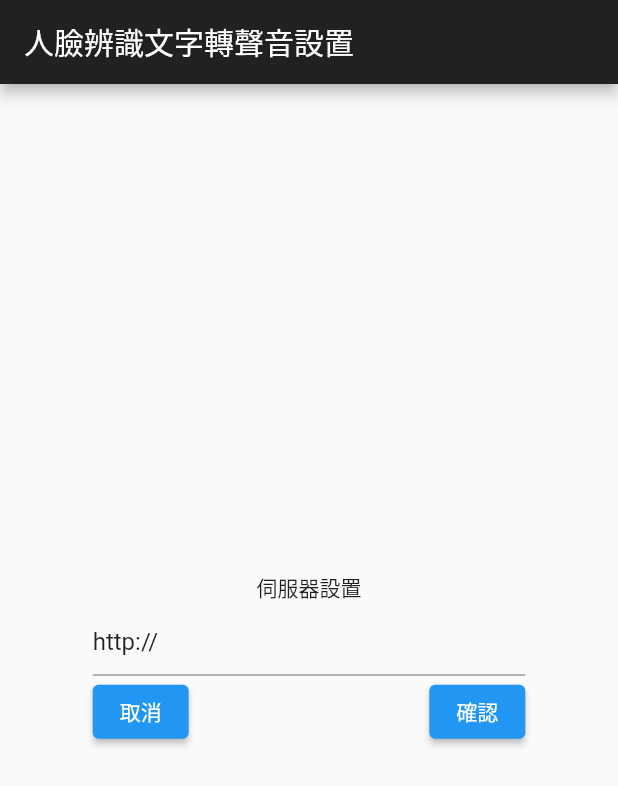
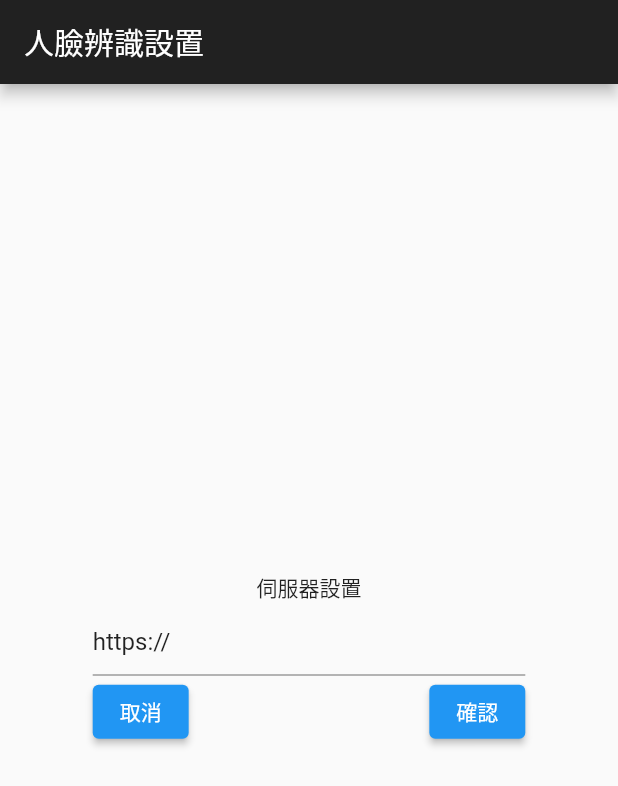
Before and after one commit to CPMoviePHil/pusher, a Flutter app: the screen it shows after launch, after a tap on "設置", after a tap on "手動新增", on a phone screen of 412 x 824 dp. Shown: the top 786 px of the screen. Run offline on Flutter 3.47's test engine with Material 2 defaults, Android fonts, the phone set to English and light mode, and no system bars; our stand-ins replace audioplayers, bloc, equatable, flutter_bloc, flutter_tts, shared_preferences; missing offline and left inert: pushy_flutter.

```diff
--- /dev/null
+++ b/lib/blocs/application/application_bloc.dart
@@ -0,0 +1,42 @@
+import 'dart:async';
+
+import 'package:bloc/bloc.dart';
+import 'package:equatable/equatable.dart';
+import 'package:push_ilolly/blocs/token/token_bloc.dart';
+import 'package:push_ilolly/prefs/utils.dart';
+import 'package:shared_preferences/shared_preferences.dart';
+import 'package:push_ilolly/values.dart';
+
+part 'application_event.dart';
+part 'application_state.dart';
+
+class ApplicationBloc extends Bloc<ApplicationEvent, ApplicationState> {
+
+  ApplicationBloc() : super(ApplicationInitial());
+
+  @override
+  Stream<ApplicationState> mapEventToState(
+    ApplicationEvent event,
+  ) async* {
+    if (event is GetApplicationEvent) {
+      TokenBloc tokenBloc = TokenBloc();
+      Prefs.preferences = await SharedPreferences.getInstance();
+      Values.ttsSetting = Prefs.preferences.getBool('ttsSetting');
+      Values.server = Prefs.preferences.getString('server');
+      Values.serial = Prefs.preferences.getString('serial');
+      Values.deviceToken = Prefs.preferences.getString('deviceToken');
+      yield ApplicationSetupCompleted();
+      if (Values.ttsSetting == null) {
+        tokenBloc.add(CompletedToken(deviceToken: Values.deviceToken,));
+      } else {
+        if (Values.ttsSetting) {
+          tokenBloc.add(NeedToSetToken());
+        }
+      }
+     }
+    if (event is BeforeGetApplicationEvent) {
+      yield ApplicationSetting();
+      add(GetApplicationEvent());
+    }
+  }
+}
--- /dev/null
+++ b/lib/blocs/application/application_event.dart
@@ -0,0 +1,12 @@
+part of 'application_bloc.dart';
+
+abstract class ApplicationEvent extends Equatable {
+  const ApplicationEvent();
+  @override
+  // TODO: implement props
+  List<Object> get props => [];
+}
+
+class GetApplicationEvent extends ApplicationEvent {}
+
+class BeforeGetApplicationEvent extends ApplicationEvent {}
--- /dev/null
+++ b/lib/blocs/application/application_state.dart
@@ -0,0 +1,13 @@
+part of 'application_bloc.dart';
+
+abstract class ApplicationState extends Equatable {
+  const ApplicationState();
+  @override
+  List<Object> get props => [];
+}
+
+class ApplicationInitial extends ApplicationState {}
+
+class ApplicationSetting extends ApplicationState {}
+
+class ApplicationSetupCompleted extends ApplicationState {}
--- a/lib/blocs/token/token_bloc.dart
+++ b/lib/blocs/token/token_bloc.dart
@@ -13,8 +13,11 @@ class TokenBloc extends Bloc<TokenEvent, TokenState> {
   Stream<TokenState> mapEventToState(
     TokenEvent event,
   ) async* {
-    if (event is SetToken) {
-      yield TokenSet();
+    if (event is NeedToSetToken) {
+      yield TokenInitial();
+    }
+    if (event is CompletedToken) {
+      yield TokenFinished();
     }
     if (event is ToSetToken) {
       yield TokenSetting();
--- a/lib/blocs/token/token_event.dart
+++ b/lib/blocs/token/token_event.dart
@@ -8,6 +8,13 @@ abstract class TokenEvent extends Equatable {
   // TODO: implement props
   List<Object> get props => [];
 }
+
+class NeedToSetToken extends TokenEvent {}
+
 class ToSetToken extends TokenEvent {}
 
-class SetToken extends TokenEvent {}
+class CompletedToken extends TokenEvent {
+  final String deviceToken;
+
+  CompletedToken({this.deviceToken});
+}
--- a/lib/blocs/token/token_state.dart
+++ b/lib/blocs/token/token_state.dart
@@ -10,8 +10,9 @@ class TokenInitial extends TokenState {}
 
 class TokenSetting extends TokenState {}
 
-class TokenSet extends TokenState {
+class TokenFinished extends TokenState {
   final String deviceToken;
 
-  TokenSet({this.deviceToken});
+  TokenFinished({this.deviceToken});
 }
+class TokenSetupCompleted extends TokenState {}
--- a/lib/main.dart
+++ b/lib/main.dart
@@ -1,16 +1,20 @@
 import 'package:flutter/material.dart';
 import 'dart:io' show Platform;
+
 import 'dart:async';
 import 'package:audioplayers/audioplayers.dart';
 import 'package:flutter/services.dart';
 import 'package:flutter_bloc/flutter_bloc.dart';
+import 'package:push_ilolly/blocs/application/application_bloc.dart';
 import 'package:push_ilolly/blocs/resource/resource_bloc.dart';
 import 'package:push_ilolly/blocs/server/server_bloc.dart';
 import 'package:push_ilolly/blocs/token/token_bloc.dart';
-import 'package:push_ilolly/devices.dart';
+import 'package:push_ilolly/choices.dart';
 import 'package:push_ilolly/values.dart';
 import 'package:pushy_flutter/pushy_flutter.dart';
 import 'package:flutter_tts/flutter_tts.dart';
+
+import 'blocs/observer.dart';
 
 FlutterTts flutterTts = FlutterTts();
 
@@ -66,14 +70,16 @@ class PushyDemo extends StatefulWidget {
 }
 
 class _PushyDemoState extends State<PushyDemo> {
-  String _deviceToken = 'Loading...';
-  String _instruction = '(please wait)';
   TextEditingController textEditingController;
 
   @override
   void initState() {
+    Bloc.observer = SimpleBlocObserver();
+    final appBloc = ApplicationBloc();
+    appBloc.add(BeforeGetApplicationEvent());
+    initPlatformState();
     super.initState();
-    initPlatformState();
+    //initPlatformState();
   }
 
   Future<void> playMusic(url) async {
@@ -89,20 +95,10 @@ class _PushyDemoState extends State<PushyDemo> {
     try {
       String deviceToken = await Pushy.register();
       print('Device token: $deviceToken');
-      setState(() {
-        _deviceToken = deviceToken;
-        _instruction =
-            Platform.isAndroid ? '(copy from logcat)' : '(copy from console)';
-      });
+      Values.deviceToken = deviceToken;
     } on PlatformException catch (error) {
       // Print to console/logcat
       print('Error: ${error.message}');
-
-      // Show error
-      setState(() {
-        _deviceToken = 'Registration failed';
-        _instruction = '(restart app to try again)';
-      });
     }
     Pushy.setNotificationListener(backgroundNotificationListener);
     Pushy.setNotificationClickListener((Map<String, dynamic> data) {
@@ -138,7 +134,7 @@ class _PushyDemoState extends State<PushyDemo> {
           Padding(
             padding: const EdgeInsets.all(10),
             child: Text(
-              _deviceToken,
+              Values.server,
               style: TextStyle(
                 fontWeight: FontWeight.bold,
                 fontSize: 18,
@@ -146,11 +142,26 @@ class _PushyDemoState extends State<PushyDemo> {
               ),
             ),
           ),
-          Text(
-            _instruction,
+          Padding(
+            padding: const EdgeInsets.all(10),
+            child: Text(
+              Values.serial,
               style: TextStyle(
-              fontSize: 13,
-              color: Colors.grey[600],
+                fontWeight: FontWeight.bold,
+                fontSize: 18,
+                color: Colors.grey[700],
+              ),
+            ),
+          ),
+          Padding(
+            padding: const EdgeInsets.all(10),
+            child: Text(
+              Values.deviceToken,
+              style: TextStyle(
+                fontWeight: FontWeight.bold,
+                fontSize: 18,
+                color: Colors.grey[700],
+              ),
             ),
           ),
         ],
@@ -160,9 +171,38 @@ class _PushyDemoState extends State<PushyDemo> {
 
   @override
   Widget build(BuildContext context) {
-    return Scaffold(
+    return WillPopScope(
+      onWillPop: () async {
+        return await showDialog(
+          context: context,
+          builder: (context) {
+            return AlertDialog(
+              title: Text('離開程式'),
+              content: Text("確定離開程式嗎?"),
+              actionsPadding: EdgeInsets.symmetric(
+                horizontal: 20,
+              ),
+              actions: [
+                ElevatedButton(
+                  child: Text('取消'),
+                  onPressed: () {
+                    Navigator.of(context).pop(false);
+                  },
+                ),
+                ElevatedButton(
+                  child: Text('確定'),
+                  onPressed: () {
+                    Navigator.of(context).pop(true);
+                  },
+                ),
+              ],
+            );
+          },
+        );
+      },
+      child:  Scaffold(
         appBar: AppBar(
-        title: const Text('人臉辨識文字轉聲音設置'),
+          title: const Text('人臉辨識設置'),
         ),
         body: Builder(
           builder: (context) => BlocProvider(
@@ -204,9 +244,12 @@ class _PushyDemoState extends State<PushyDemo> {
                         child: BlocBuilder<ServerBloc, ServerState>(
                           builder: (context, state) {
                             final serverBloc = BlocProvider.of<ServerBloc>(context);
-                          final resourceBloc = BlocProvider.of<ResourceBloc>(context);
                             if (state is ServerFromField) {
-                            textEditingController = TextEditingController(text: "http://",);
+                              if (Values.server == null) {
+                                textEditingController = TextEditingController(text: "https://",);
+                              } else {
+                                textEditingController = TextEditingController(text: "${Values.server}",);
+                              }
                               return Column(
                                 children: [
                                   Row(
@@ -239,13 +282,12 @@ class _PushyDemoState extends State<PushyDemo> {
                                         ElevatedButton(
                                           onPressed: () {
                                             Values.server = textEditingController.text;
-                                          //resourceBloc.add(ResourceBeforeFetch());
                                             Navigator.push(
                                               context,
                                               MaterialPageRoute(
-                                              builder: (context) => Devices(),
+                                                builder: (context) => Choice(),
                                               ),
-                                          );
+                                            ).then((value) => setState((){}));
                                           },
                                           child: Text(
                                             "確認",
@@ -261,6 +303,7 @@ class _PushyDemoState extends State<PushyDemo> {
                               mainAxisAlignment: MainAxisAlignment.center,
                               children: [
                                 DropdownButton<String>(
+                                  hint: Text('${Values.server??''}'),
                                   items: <String>[
                                     'https://ilolly.shoesconn.com',
                                   ].map((String value) {
@@ -271,13 +314,12 @@ class _PushyDemoState extends State<PushyDemo> {
                                   },).toList(),
                                   onChanged: (_) {
                                     Values.server = _ ;
-                                  //resourceBloc.add(ResourceBeforeFetch());
                                     Navigator.push(
                                       context,
                                       MaterialPageRoute(
-                                      builder: (context) => Devices(),
+                                        builder: (context) => Choice(),
                                       ),
-                                  );
+                                    ).then((value) => setState((){}));
                                   },
                                 ),
                                 Padding(
@@ -304,6 +346,7 @@ class _PushyDemoState extends State<PushyDemo> {
             ),
           ),
         ),
+      ),
     );
   }
 }
--- /dev/null
+++ b/lib/prefs/utils.dart
@@ -0,0 +1,13 @@
+import 'package:shared_preferences/shared_preferences.dart';
+
+class Prefs{
+  static SharedPreferences preferences;
+
+  static final Prefs _instance = Prefs._internal();
+
+  factory Prefs() {
+    return _instance;
+  }
+
+  Prefs._internal();
+}
--- a/lib/values.dart
+++ b/lib/values.dart
@@ -1,13 +1,14 @@
 class Values {
-  static String server = '';
-  static String serial = '';
-  static String deviceToken = '';
+  static String server;
+  static String serial;
+  static String deviceToken;
+  static bool ttsSetting;
 
-  static final Values _values = Values.internal();
+  static final Values _values = Values._internal();
 
   factory Values() {
     return _values;
   }
 
-  Values.internal();
+  Values._internal();
 }
```
Also changed, not shown: lib/blocs/observer.dart (+14 -0 lines), lib/blocs/upload/upload_bloc.dart (added, +67 -0 lines), lib/blocs/upload/upload_event.dart (added, +12 -0 lines), lib/blocs/upload/upload_state.dart (added, +15 -0 lines), lib/choices.dart (added, +46 -0 lines), lib/devices.dart (+47 -3 lines), lib/setting.dart (added, +70 -0 lines). Lines whose indentation alone changed are shown as unchanged.
